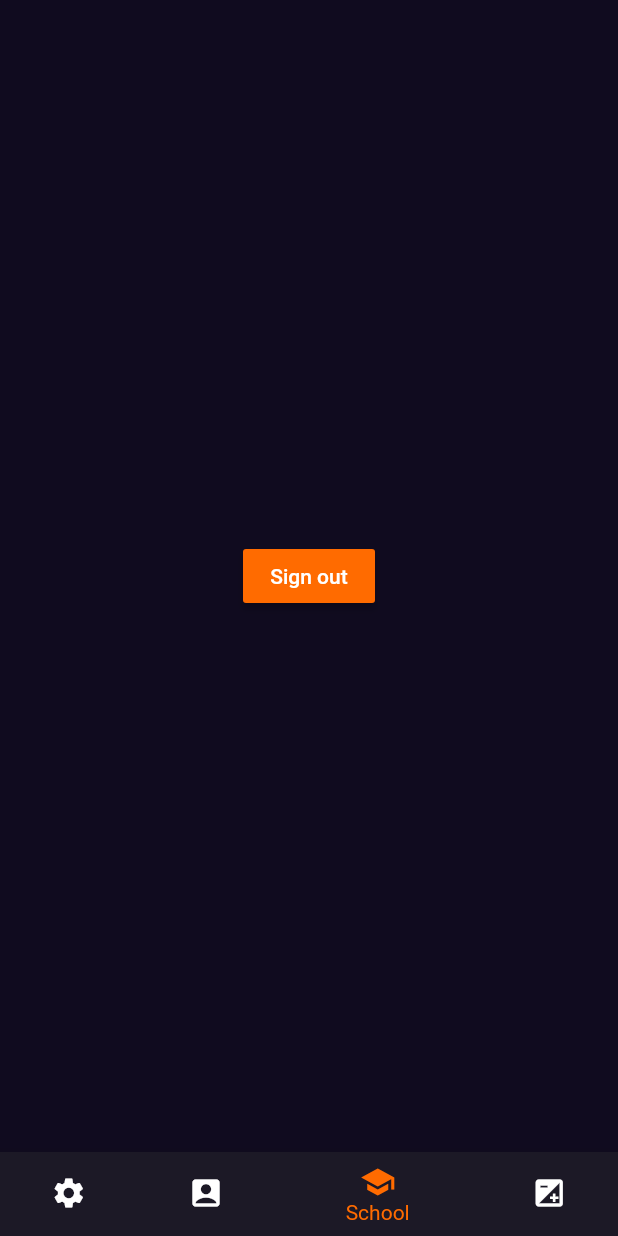
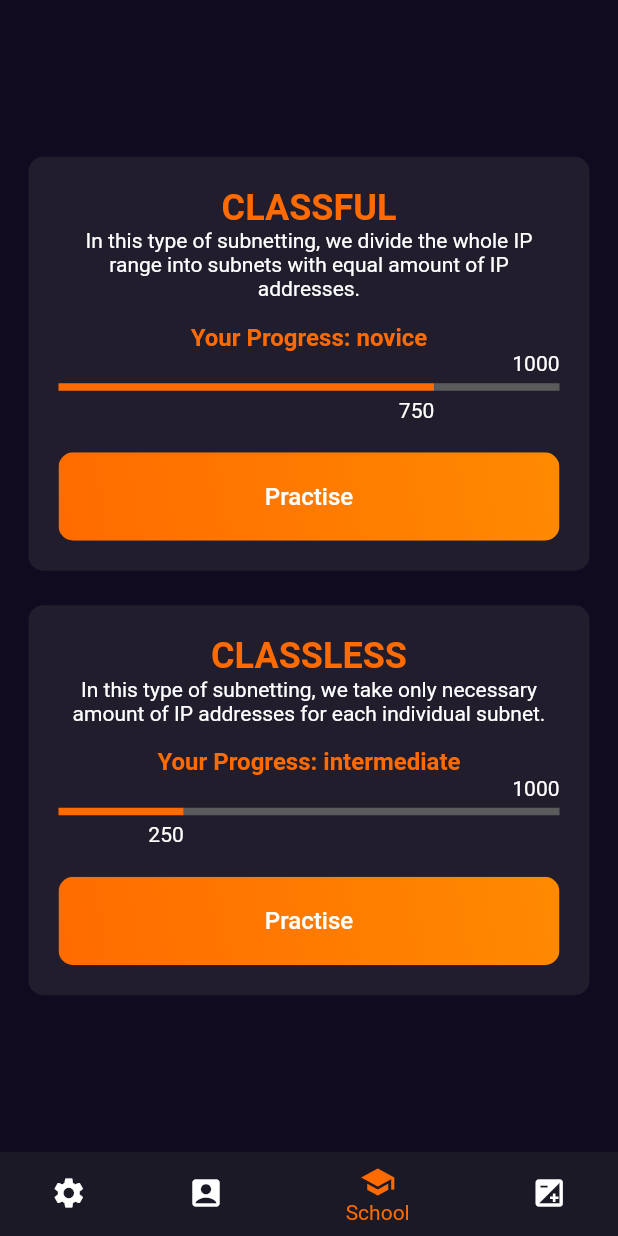
Before and after one commit to LukasKatona/SNIP_maturita, a Flutter app: the screen it shows once a user with an empty profile is signed in, swiped to page 3, on a phone screen of 412 x 824 dp. Run offline on Flutter 3.47's test engine with Material 2 defaults, Android fonts, the phone set to English and light mode, and no system bars; our stand-ins replace cloud_firestore, firebase_auth, firebase_core, flutter_spinkit; missing offline and left inert: animate_icons, draggable_scrollbar; accounts and stored records are empty.

Commit message:
school page layout

```diff
--- a/lib/Pages/HomePage/HomePage.dart
+++ b/lib/Pages/HomePage/HomePage.dart
@@ -2,6 +2,7 @@ import 'package:flutter/material.dart';
 import 'package:maturita/Models/sniper.dart';
 import 'package:maturita/Models/user.dart';
 import 'package:maturita/Pages/HomePage/profile/profile.dart';
+import 'package:maturita/Pages/HomePage/school/school.dart';
 import 'package:maturita/Pages/HomePage/settings/settings.dart';
 import 'calculator/input.dart';
 import 'calculator/calculator.dart';
@@ -87,9 +88,7 @@ class HomePageState extends State<HomePage> {
           children: [
             SettingsPage(),
             ProfilePage(),
-            Center(
-              child: SignOutButton(),
-            ),
+            SchoolPage(),
             CalculatorPage(),
           ],
         ),
--- a/lib/Pages/HomePage/calculator/input.dart
+++ b/lib/Pages/HomePage/calculator/input.dart
@@ -252,7 +252,7 @@ class _MyInputState extends State<MyInput> {
                           left: Radius.circular(10),
                           right: Radius.circular(0),
                         )),
-                    child: Text('CLASSFULL', style: TextStyle(color: Colors.white, fontSize: 16),),
+                    child: Text('CLASSFUL', style: TextStyle(color: Colors.white, fontSize: 16),),
                   ),
                 ),
                 FlatButton(onPressed: (){myKey.currentState.onSubmited();},
--- /dev/null
+++ b/lib/Pages/HomePage/school/school.dart
@@ -0,0 +1,29 @@
+import 'package:flutter/cupertino.dart';
+import 'package:flutter/material.dart';
+import 'package:maturita/Pages/HomePage/calculator/calculator.dart';
+import 'package:maturita/Pages/HomePage/school/school_card.dart';
+
+class SchoolPage extends StatefulWidget {
+  @override
+  _SchoolPageState createState() => _SchoolPageState();
+}
+
+class _SchoolPageState extends State<SchoolPage> {
+  @override
+  Widget build(BuildContext context) {
+    return Center(
+      child: Padding(
+        padding: const EdgeInsets.all(15.0),
+        child: Column(
+          mainAxisAlignment: MainAxisAlignment.center,
+          crossAxisAlignment: CrossAxisAlignment.stretch,
+          children: [
+            SchoolCard(name: 'CLASSFUL', desc: 'In this type of subnetting, we divide the whole IP range into subnets with equal amount of IP addresses.', currentXp: 750, rank: 'novice',),
+            SizedBox(height: 15,),
+            SchoolCard(name: 'CLASSLESS', desc: 'In this type of subnetting, we take only necessary amount of IP addresses for each individual subnet.', currentXp: 250, rank: 'intermediate',),
+          ],
+        ),
+      ),
+    );
+  }
+}
--- /dev/null
+++ b/lib/Pages/HomePage/school/school_card.dart
@@ -0,0 +1,92 @@
+import 'dart:ui';
+import 'package:flutter/material.dart';
+import 'package:maturita/shared/design.dart';
+
+class SchoolCard extends StatefulWidget {
+
+  final String name;
+  final String desc;
+  final String rank;
+  final int currentXp;
+  SchoolCard({ this.name, this.desc, this.rank, this.currentXp});
+
+  @override
+  _SchoolCardState createState() => _SchoolCardState();
+}
+
+class _SchoolCardState extends State<SchoolCard> {
+
+  int maxXp = 1000;
+
+  @override
+  Widget build(BuildContext context) {
+    return Card(
+      child: Padding(
+        padding: const EdgeInsets.all(20.0),
+        child: Column(
+          children: [
+            Text(widget.name, style: TextStyle(color: MyColorTheme.PrimaryAccent, fontSize: 24, fontWeight: FontWeight.bold),),
+            Text(widget.desc, style: TextStyle(color: MyColorTheme.Text), textAlign: TextAlign.center),
+            SizedBox(height: 15,),
+            Text('Your Progress: ${widget.rank}', style: TextStyle(color: MyColorTheme.PrimaryAccent, fontSize: 16, fontWeight: FontWeight.bold),),
+            Row(
+              mainAxisAlignment: MainAxisAlignment.end,
+              children: [
+                Text(maxXp.toString(), style: TextStyle(color: MyColorTheme.Text)),
+              ],
+            ),
+            SizedBox(height: 5,),
+            Row(
+              children: [
+                Expanded(flex: widget.currentXp, child: Container(height: 5, color: MyColorTheme.PrimaryAccent,)),
+                Expanded(flex: maxXp-widget.currentXp, child: Container(height: 5, color: MyColorTheme.GreyText,)),
+              ],
+            ),
+            SizedBox(height: 5,),
+            Row(
+              children: [
+                Expanded(flex: widget.currentXp, child: Text(widget.currentXp.toString(), style: TextStyle(color: MyColorTheme.Text), textAlign: TextAlign.end)),
+                Expanded(flex: maxXp-widget.currentXp, child: Container()),
+              ],
+            ),
+            SizedBox(height: 20,),
+            ButtonTheme(
+              padding: EdgeInsets.zero,
+              child: FlatButton(
+                onPressed: () {
+
+                },
+                child: Ink(
+                  decoration: BoxDecoration(
+                      gradient: LinearGradient(colors: [Color(0xFFFF6B00), Color(0xFFFF8A00)],
+                        begin: Alignment.bottomLeft,
+                        end: Alignment.topRight,
+                      ),
+                      borderRadius: BorderRadius.circular(10.0)
+                  ),
+                  child: Container(
+                    constraints: BoxConstraints(maxWidth: 350.0, minHeight: 59.0),
+                    alignment: Alignment.center,
+                    child: Text(
+                      "Practise",
+                      textAlign: TextAlign.center,
+                      style: TextStyle(
+                          color: Colors.white,
+                          fontSize: 16
+                      ),
+                    ),
+                  ),
+                ),
+              ),
+            ),
+          ],
+        ),
+      ),
+      shape: RoundedRectangleBorder(
+          borderRadius: BorderRadius.circular(10)
+      ),
+      elevation: 0,
+      color: MyColorTheme.Secondary,
+    );
+  }
+}
--- a/lib/shared/design.dart
+++ b/lib/shared/design.dart
@@ -42,6 +42,7 @@ class MyColorTheme {
   static const Secondary =  Color(0xFF211D2D);
   static const Tertiary =  Color(0xFF363243);
 
+  static const Text = Color(0xFFFFFFFF);
   static const GreyText =  Color(0xFF5B5B5B);
 
   static const Background =  Color(0xFF100B1F);
--- a/pubspec.yaml
+++ b/pubspec.yaml
@@ -25,6 +25,7 @@ dependencies:
   firebase_core: ^1.3.0
   firebase_auth: ^2.0.0
   cloud_firestore: ^2.3.0
+  animate_icons: ^2.0.0
   provider: ^5.0.0
   flutter_spinkit: ^5.0.0
   flutter:
```
Also changed, not shown: lib/Pages/HomePage/profile/deleteCard.dart (added, +37 -0 lines), lib/Pages/HomePage/profile/profile.dart (+27 -1 lines), lib/Pages/HomePage/profile/sniper_tile.dart (+14 -5 lines), lib/Pages/HomePage/settings/settings.dart (+36 -17 lines), lib/Services/auth.dart (line endings or trailing spaces), pubspec.lock.
